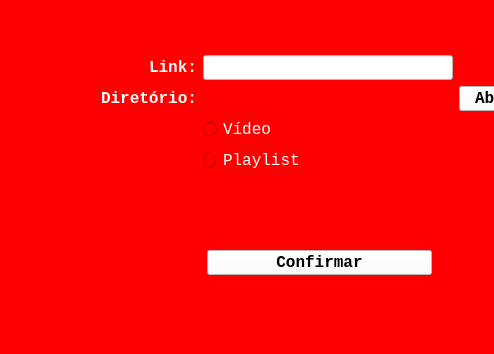
First picture: the form in tela.ui, repository guusebumps/youtube-downloader-pyqt5, before the edit; both pictures show x 0 to 494 and y 126 to 480 of the 640 by 480 pixel window.
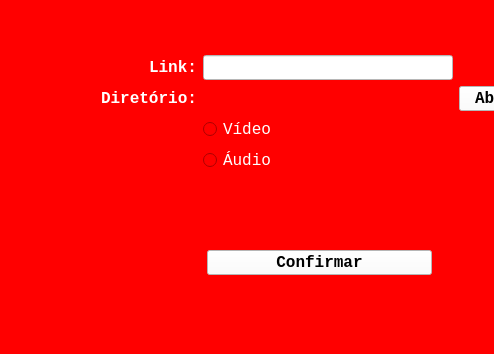
Second picture: the form after the edit.

```diff
--- a/tela.ui
+++ b/tela.ui
@@ -132,7 +132,7 @@
          <string notr="true">color: rgb(255, 255, 255);</string>
         </property>
         <property name="text">
-         <string>Playlist</string>
+         <string>Áudio</string>
         </property>
        </widget>
       </item>
```
Left out of the diff: 6 changed lines with no effect on the pictures.
